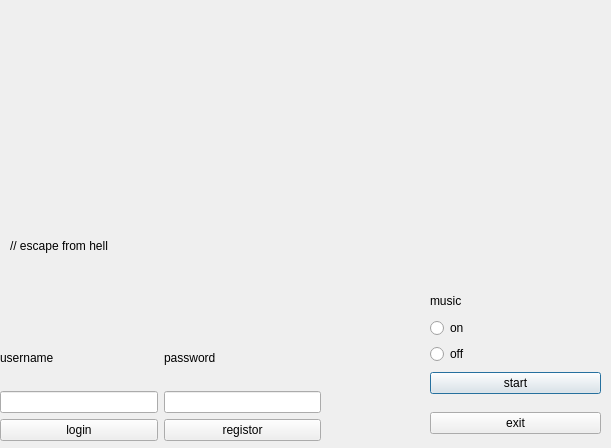
First picture: the form in GOTY(18-4-22)/main_menu.ui, repository MarkKyrollos/NEW_GAME, before the edit.
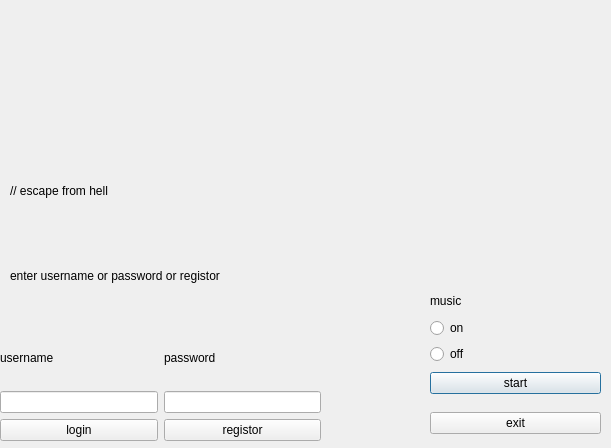
Second picture: the form after the edit.

```diff
--- a/GOTY(18-4-22)/main_menu.ui
+++ b/GOTY(18-4-22)/main_menu.ui
@@ -39,13 +39,13 @@
     </item>
    </layout>
   </widget>
-  <widget class="QLabel" name="god">
+  <widget class="QLabel" name="title">
    <property name="geometry">
     <rect>
      <x>10</x>
      <y>180</y>
      <width>201</width>
-     <height>131</height>
+     <height>21</height>
     </rect>
    </property>
    <property name="text">
@@ -131,6 +131,19 @@
     </item>
    </layout>
   </widget>
+  <widget class="QLabel" name="god">
+   <property name="geometry">
+    <rect>
+     <x>10</x>
+     <y>230</y>
+     <width>241</width>
+     <height>91</height>
+    </rect>
+   </property>
+   <property name="text">
+    <string>enter username or password or registor</string>
+   </property>
+  </widget>
  </widget>
  <resources/>
  <connections/>
```
